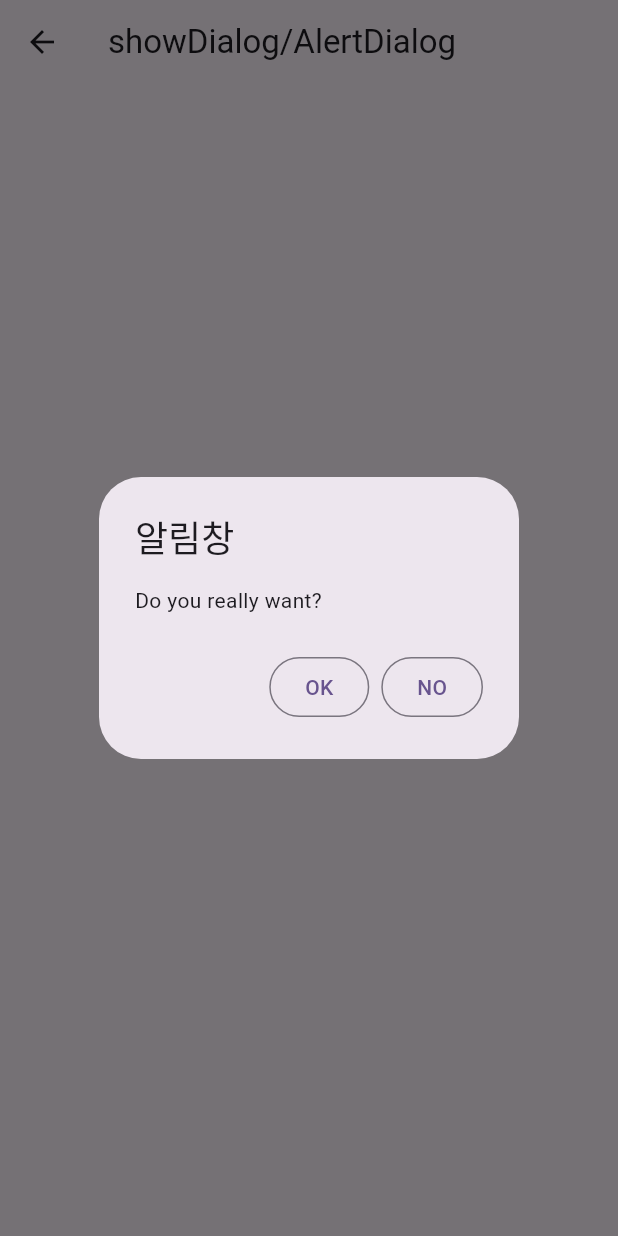
After one commit to louiey-dev/flutter_my_utils, a Flutter app: the ShowDialogScreen screen opened directly, after a tap on "Open showDialog", on a phone screen of 412 x 824 dp. The commit adds this screen. Run offline on Flutter 3.47's test engine with Material 3 defaults, Android fonts, the phone set to English and light mode, and no system bars; our stand-ins replace file_picker, flutter_map, go_router, latlong2, slider_button; missing offline and left inert: fl_heatmap, flutter_map_heatmap, get_ip_address, slidable_button.

Commit message:
add : showDialog/AlertDialog added

```diff
--- /dev/null
+++ b/lib/features/showDialog/show_dialog.dart
@@ -0,0 +1,52 @@
+import 'package:flutter/material.dart';
+import 'package:flutter_my_utils/utils/my_utils.dart';
+
+class ShowDialogScreen extends StatefulWidget {
+  const ShowDialogScreen({super.key});
+
+  @override
+  State<ShowDialogScreen> createState() => _ShowDialogScreenState();
+}
+
+class _ShowDialogScreenState extends State<ShowDialogScreen> {
+  @override
+  Widget build(BuildContext context) {
+    return Scaffold(
+      appBar: AppBar(
+        title: const Text("showDialog/AlertDialog"),
+      ),
+      body: Center(
+        child: ElevatedButton(
+          onPressed: () {
+            showDialog(
+              context: context,
+              builder: (BuildContext context) {
+                return AlertDialog(
+                  title: const Text("알림창"),
+                  content: const Text("Do you really want?"),
+                  actions: [
+                    OutlinedButton(
+                      child: const Text("OK"),
+                      onPressed: () {
+                        utils.log("User pressed OK");
+                        Navigator.pop(context);
+                      },
+                    ),
+                    OutlinedButton(
+                      child: const Text("NO"),
+                      onPressed: () {
+                        utils.log("User pressed No");
+                        Navigator.pop(context);
+                      },
+                    ),
+                  ],
+                );
+              },
+            );
+          },
+          child: const Text("Open showDialog"),
+        ),
+      ),
+    );
+  }
+}
--- a/lib/screen/main_screen.dart
+++ b/lib/screen/main_screen.dart
@@ -1,6 +1,7 @@
 import 'package:flutter/material.dart';
 import 'package:flutter_my_utils/features/heatmap/fl_heatmap.dart';
 import 'package:flutter_my_utils/features/heatmap/fluttermap_heatmap.dart';
+import 'package:flutter_my_utils/features/showDialog/show_dialog.dart';
 import 'package:flutter_my_utils/screen/buttons.dart';
 import 'package:flutter_my_utils/screen/fileio_demo.dart';
 import 'package:flutter_my_utils/screen/fileio_screen.dart';
@@ -84,6 +85,10 @@ class MainScreen extends StatelessWidget {
                     ),
                   ],
                 ),
+                const CustomButton(
+                  title: "show Dialog",
+                  child: ShowDialogScreen(),
+                ),
               ],
             ),
           ),
```
Also changed, not shown: lib/features/showDialog/my_dialog.dart (added, +27 -0 lines), 1 other file.
